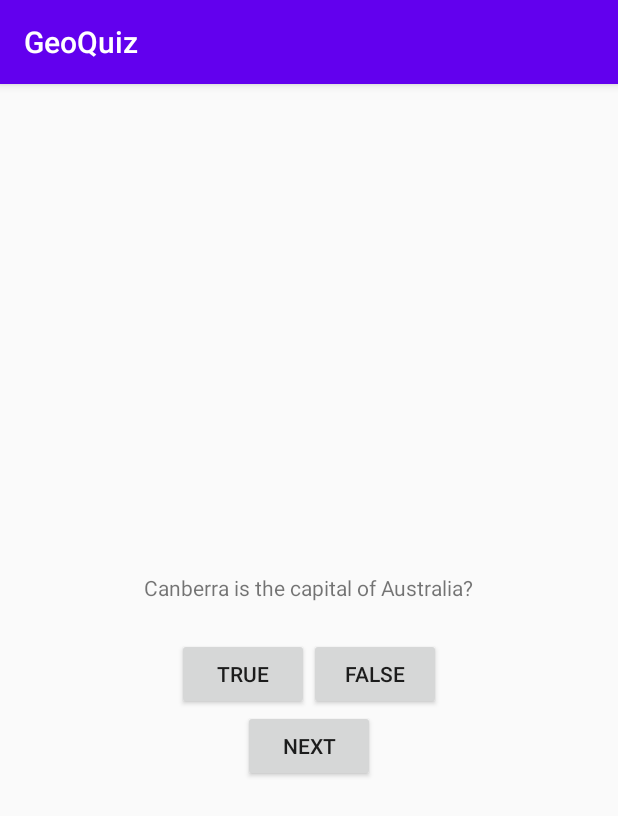
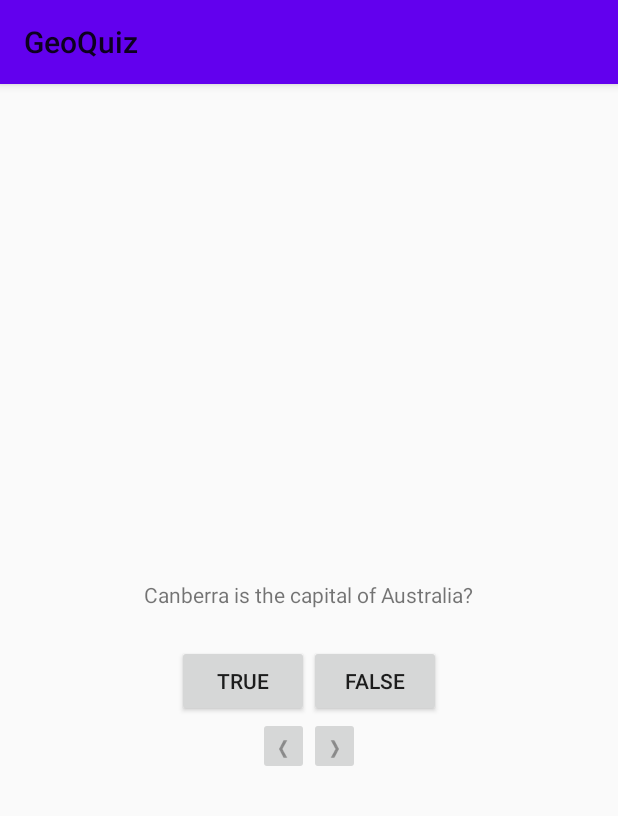
Before and after one commit to SiliconSalvation/and_dev, an Android app: the screen it shows after launch (QuizActivity), on a phone screen of 412 x 824 dp. Shown: the top 816 px of the screen. Run offline under Robolectric (Android 15) with nearby library versions, the phone set to English and light mode, and no system bars.

Commit message:
Finished Chapter 2

```diff
--- a/GeoQuiz/app/src/main/AndroidManifest.xml
+++ b/GeoQuiz/app/src/main/AndroidManifest.xml
@@ -9,7 +9,7 @@
         android:roundIcon="@mipmap/ic_launcher_round"
         android:supportsRtl="true"
         android:theme="@style/AppTheme">
-        <activity android:name=".QuizActivity">
+        <activity android:name=".QuizActivity" >
             <intent-filter>
                 <action android:name="android.intent.action.MAIN" />
 
--- a/GeoQuiz/app/src/main/java/com/example/geoquiz/Question.java
+++ b/GeoQuiz/app/src/main/java/com/example/geoquiz/Question.java
@@ -1,27 +1,51 @@
 package com.example.geoquiz;
 
+/**
+ * Question is a class that models a question being asked.
+ */
 public class Question {
-    private int mTextResId;
-    private boolean mAnswerTrue;
+    private int textResId;
+    private boolean answerTrue;
 
-    public Question(int textResId, boolean mAnswerTrue) {
-        mTextResId = textResId;
-        mAnswerTrue = mAnswerTrue;
+    /**
+     * Constructor
+     * @param textResId and integer of the id of the text area for the question
+     * @param answerTrue a boolean indicating if the answer is true or false
+     */
+    public Question(int textResId, boolean answerTrue) {
+        this.textResId = textResId;
+        this.answerTrue = answerTrue;
     }
 
+    /**
+     * getter for textResId field
+     * @return returns an int representing the id of the text area for the question
+     */
     public int getTextResId() {
-        return mTextResId;
+        return this.textResId;
     }
 
+    /**
+     * setter textResId field
+     * @param textResId an integer for textResId
+     */
     public void setTextResId(int textResId) {
-        mTextResId = textResId;
+        this.textResId = textResId;
     }
 
+    /**
+     * a boolean determining the whether the question is true false
+     * @return a boolean for the answer of the question
+     */
     public boolean isAnswerTrue() {
-        return mAnswerTrue;
+        return this.answerTrue;
     }
 
+    /**
+     * Setter for answerTrue
+     * @param answerTrue boolean value
+     */
     public void setAnswerTrue(boolean answerTrue) {
-        mAnswerTrue = answerTrue;
+        this.answerTrue = answerTrue;
     }
 }
--- a/GeoQuiz/app/src/main/java/com/example/geoquiz/QuizActivity.java
+++ b/GeoQuiz/app/src/main/java/com/example/geoquiz/QuizActivity.java
@@ -1,22 +1,21 @@
 package com.example.geoquiz;
-
 import androidx.appcompat.app.AppCompatActivity;
-
 import android.view.View;
 import android.widget.Button;
-
 import android.os.Bundle;
+import android.widget.ImageButton;
 import android.widget.TextView;
 import android.widget.Toast;
 
 public class QuizActivity extends AppCompatActivity {
 
-    private Button mTrueButton;
-    private Button mFalseButton;
-    private Button mNextButton;
-    private TextView mQuestionTextView;
+    private Button trueButton;
+    private Button falseButton;
+    private ImageButton nextButton;
+    private ImageButton prevButton;
+    private TextView questionTextView;
 
-    private Question[] mQuestionBank = new Question[] {
+    private Question[] questionBank = new Question[] {
             new Question(R.string.question_australia, true),
             new Question(R.string.question_oceans, true),
             new Question(R.string.question_mideast, false),
@@ -25,53 +24,110 @@ public class QuizActivity extends AppCompatActivity {
             new Question(R.string.question_asia, true)
     };
 
-    private int mCurrentIndex = 0;
+    private int currentIndex = 0;
 
     @Override
     protected void onCreate(Bundle savedInstanceState) {
         super.onCreate(savedInstanceState);
-        setContentView(R.layout.activity_main);
+        setContentView(R.layout.activity_quiz);
 
-        mQuestionTextView = (TextView) findViewById(R.id.question_text_view);
+        questionTextView = (TextView) findViewById(R.id.question_text_view);
 
+        /**
+         * Buttons
+         */
+        trueButton = (Button) findViewById(R.id.true_button);
+        falseButton = (Button) findViewById(R.id.false_button);
+        nextButton = (ImageButton) findViewById(R.id.next_button);
+        prevButton =(ImageButton) findViewById(R.id.prev_button);
 
-        mTrueButton = (Button) findViewById(R.id.true_button);
-        mFalseButton = (Button) findViewById(R.id.false_button);
-        mNextButton = (Button) findViewById(R.id.next_button);
-
-        mTrueButton.setOnClickListener(new View.OnClickListener() {
+        /**
+         * Listeners
+         */
+        trueButton.setOnClickListener(new View.OnClickListener() {
             @Override
             public void onClick(View v) {
-
-                Toast t = Toast.makeText(QuizActivity.this,
-                                R.string.correct_toast,
-                                Toast.LENGTH_SHORT);
-                //t.setGravity(Gravity.TOP, 15 , 15);
-                t.show();
+                checkAnswer(true);
+                //t.setGravity(Gravity.TOP, 15 , 15);  //Doesn't Work, Cannot call setGravity on text toast now
           }
         });
 
-        mFalseButton.setOnClickListener(new View.OnClickListener() {
+        falseButton.setOnClickListener(new View.OnClickListener() {
             @Override
             public void onClick(View v) {
-                Toast.makeText(QuizActivity.this,
-                        R.string.false_toast,
-                        Toast.LENGTH_SHORT).show();
+                checkAnswer(false);
             }
         });
 
-        mNextButton.setOnClickListener(new View.OnClickListener() {
+        prevButton.setOnClickListener(new View.OnClickListener() {
             @Override
             public void onClick(View v) {
-                mCurrentIndex = (mCurrentIndex + 1) % mQuestionBank.length;
+                updateIndex(false);
+                updateQuestion();
+            }
+        });
+
+        nextButton.setOnClickListener(new View.OnClickListener() {
+            @Override
+            public void onClick(View v) {
+                updateIndex(true);
+                updateQuestion();
+            }
+        });
+
+        questionTextView.setOnClickListener(new View.OnClickListener() {
+            @Override
+            public void onClick(View v) {
+                updateIndex(true);
                 updateQuestion();
             }
         });
 
         updateQuestion();
     }
+
+    /**
+     * Updates the index based on whether the user pressed the Next Button
+     * or Previous Button
+     * @param nextButtonPressed A boolean value indicating true if the next
+     * button was pressed or false if the prev button was pressed
+     */
+    private void updateIndex(boolean nextButtonPressed) {
+
+        if(nextButtonPressed) {
+            currentIndex++;
+            currentIndex = currentIndex % questionBank.length;
+        } else {
+            if(currentIndex == 0) { currentIndex = questionBank.length; }
+            currentIndex--;
+            currentIndex = currentIndex % questionBank.length;
+        }
+    }
+
+    /**
+     * updates the question to be displayed
+     */
     private void updateQuestion() {
-        int question = mQuestionBank[mCurrentIndex].getTextResId();
-        mQuestionTextView.setText(question);
+        int question = questionBank[currentIndex].getTextResId();
+        questionTextView.setText(question);
+    }
+
+    /**
+     * determines whether the answer is correct or not.
+     * @param userAnswer a boolean, it is true if the answer is correct
+     * or false if the answer is incorrect.
+     */
+    private void checkAnswer(boolean userAnswer) {
+        boolean answerIsTrue = questionBank[currentIndex].isAnswerTrue();
+
+        int messageResId = 0;
+
+        if (userAnswer == answerIsTrue) {
+            messageResId = R.string.correct_toast;
+        } else {
+            messageResId = R.string.false_toast;
+        }
+
+        Toast.makeText(this, messageResId, Toast.LENGTH_SHORT).show();
     }
 }
--- a/GeoQuiz/app/src/main/res/layout/activity_main.xml
+++ b/GeoQuiz/app/src/main/res/layout/activity_quiz.xml
@@ -26,16 +26,35 @@
             android:id="@+id/false_button"
             android:layout_width="wrap_content"
             android:layout_height="wrap_content"
-            android:text="@string/false_button"
-        />
+            android:text="@string/false_button" />
 
     </LinearLayout>
 
-    <Button
-        android:id="@+id/next_button"
+    <LinearLayout
         android:layout_width="wrap_content"
         android:layout_height="wrap_content"
-        android:text="@string/next_button"
-    />
+        android:orientation="horizontal" >
+
+        <ImageButton
+            android:id="@+id/prev_button"
+            android:contentDescription="Previous Question"
+            android:layout_width="wrap_content"
+            android:layout_height="wrap_content"
+            android:paddingTop="14dp"
+            android:src="@drawable/arrow_left" />
+
+        <ImageButton
+            android:id="@+id/next_button"
+            android:contentDescription="Next Question"
+            android:layout_width="wrap_content"
+            android:layout_height="wrap_content"
+            android:paddingTop="14dp"
+            android:src="@drawable/arrow_right" />
+
+
+
+    </LinearLayout>
+
+
 
 </LinearLayout>
--- a/GeoQuiz/app/src/main/res/values/strings.xml
+++ b/GeoQuiz/app/src/main/res/values/strings.xml
@@ -9,6 +9,7 @@
     <string name="true_button">True</string>
     <string name="false_button">False</string>
     <string name="correct_toast">Correct!</string>
+    <string name="prev_button">Prev</string>
     <string name="next_button">Next</string>
     <string name="false_toast">Incorrect!</string>
 </resources>
--- a/GeoQuiz/app/src/main/res/values/styles.xml
+++ b/GeoQuiz/app/src/main/res/values/styles.xml
@@ -1,6 +1,6 @@
 <resources>
     <!-- Base application theme. -->
-    <style name="AppTheme" parent="Theme.AppCompat.Light.DarkActionBar">
+    <style name="AppTheme" parent="Theme.AppCompat.DayNight">
         <!-- Customize your theme here. -->
         <item name="colorPrimary">@color/colorPrimary</item>
         <item name="colorPrimaryDark">@color/colorPrimaryDark</item>
```
Also changed, not shown: GeoQuiz/app/src/main/res/drawable-hdpi/arrow_left.png (added), GeoQuiz/app/src/main/res/drawable-hdpi/arrow_right.png (added), GeoQuiz/app/src/main/res/drawable-mdpi/arrow_left.png (added), GeoQuiz/app/src/main/res/drawable-mdpi/arrow_right.png (added), GeoQuiz/app/src/main/res/drawable-xhdpi/arrow_left.png (added), GeoQuiz/app/src/main/res/drawable-xhdpi/arrow_right.png (added), GeoQuiz/app/src/main/res/drawable-xxhdpi/arrow_left.png (added), GeoQuiz/app/src/main/res/drawable-xxhdpi/arrow_right.png (added).
